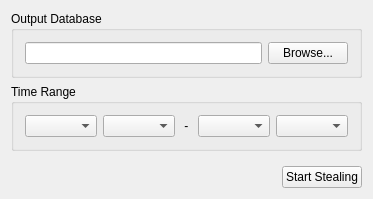
Legend1991/NBAStatsThief, file mainwindow.ui: the form before one commit.
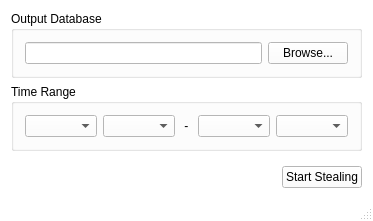
The form after the commit.

Commit message: Add status bar.

The edit to the form file:
```diff
--- a/mainwindow.ui
+++ b/mainwindow.ui
@@ -6,10 +6,425 @@
    <rect>
     <x>0</x>
     <y>0</y>
-    <width>366</width>
-    <height>193</height>
+    <width>348</width>
+    <height>192</height>
    </rect>
   </property>
+  <property name="palette">
+   <palette>
+    <active>
+     <colorrole role="WindowText">
+      <brush brushstyle="SolidPattern">
+       <color alpha="255">
+        <red>0</red>
+        <green>0</green>
+        <blue>0</blue>
+       </color>
+      </brush>
+     </colorrole>
+     <colorrole role="Button">
+      <brush brushstyle="SolidPattern">
+       <color alpha="255">
+        <red>255</red>
+        <green>255</green>
+        <blue>255</blue>
+       </color>
+      </brush>
+     </colorrole>
+     <colorrole role="Light">
+      <brush brushstyle="SolidPattern">
+       <color alpha="255">
+        <red>255</red>
+        <green>255</green>
+        <blue>255</blue>
+       </color>
+      </brush>
+     </colorrole>
+     <colorrole role="Midlight">
+      <brush brushstyle="SolidPattern">
+       <color alpha="255">
+        <red>255</red>
+        <green>255</green>
+        <blue>255</blue>
+       </color>
+      </brush>
+     </colorrole>
+     <colorrole role="Dark">
+      <brush brushstyle="SolidPattern">
+       <color alpha="255">
+        <red>127</red>
+        <green>127</green>
+        <blue>127</blue>
+       </color>
+      </brush>
+     </colorrole>
+     <colorrole role="Mid">
+      <brush brushstyle="SolidPattern">
+       <color alpha="255">
+        <red>170</red>
+        <green>170</green>
+        <blue>170</blue>
+       </color>
+      </brush>
+     </colorrole>
+     <colorrole role="Text">
+      <brush brushstyle="SolidPattern">
+       <color alpha="255">
+        <red>0</red>
+        <green>0</green>
+        <blue>0</blue>
+       </color>
+      </brush>
+     </colorrole>
+     <colorrole role="BrightText">
+      <brush brushstyle="SolidPattern">
+       <color alpha="255">
+        <red>255</red>
+        <green>255</green>
+        <blue>255</blue>
+       </color>
+      </brush>
+     </colorrole>
+     <colorrole role="ButtonText">
+      <brush brushstyle="SolidPattern">
+       <color alpha="255">
+        <red>0</red>
+        <green>0</green>
+        <blue>0</blue>
+       </color>
+      </brush>
+     </colorrole>
+     <colorrole role="Base">
+      <brush brushstyle="SolidPattern">
+       <color alpha="255">
+        <red>255</red>
+        <green>255</green>
+        <blue>255</blue>
+       </color>
+      </brush>
+     </colorrole>
+     <colorrole role="Window">
+      <brush brushstyle="SolidPattern">
+       <color alpha="255">
+        <red>255</red>
+        <green>255</green>
+        <blue>255</blue>
+       </color>
+      </brush>
+     </colorrole>
+     <colorrole role="Shadow">
+      <brush brushstyle="SolidPattern">
+       <color alpha="255">
+        <red>0</red>
+        <green>0</green>
+        <blue>0</blue>
+       </color>
+      </brush>
+     </colorrole>
+     <colorrole role="AlternateBase">
+      <brush brushstyle="SolidPattern">
+       <color alpha="255">
+        <red>255</red>
+        <green>255</green>
+        <blue>255</blue>
+       </color>
+      </brush>
+     </colorrole>
+     <colorrole role="ToolTipBase">
+      <brush brushstyle="SolidPattern">
+       <color alpha="255">
+        <red>255</red>
+        <green>255</green>
+        <blue>220</blue>
+       </color>
+      </brush>
+     </colorrole>
+     <colorrole role="ToolTipText">
+      <brush brushstyle="SolidPattern">
+       <color alpha="255">
+        <red>0</red>
+        <green>0</green>
+        <blue>0</blue>
+       </color>
+      </brush>
+     </colorrole>
+    </active>
+    <inactive>
+     <colorrole role="WindowText">
+      <brush brushstyle="SolidPattern">
+       <color alpha="255">
+        <red>0</red>
+        <green>0</green>
+        <blue>0</blue>
+       </color>
+      </brush>
+     </colorrole>
+     <colorrole role="Button">
+      <brush brushstyle="SolidPattern">
+       <color alpha="255">
+        <red>255</red>
+        <green>255</green>
+        <blue>255</blue>
+       </color>
+      </brush>
+     </colorrole>
+     <colorrole role="Light">
+      <brush brushstyle="SolidPattern">
+       <color alpha="255">
+        <red>255</red>
+        <green>255</green>
+        <blue>255</blue>
+       </color>
+      </brush>
+     </colorrole>
+     <colorrole role="Midlight">
+      <brush brushstyle="SolidPattern">
+       <color alpha="255">
+        <red>255</red>
+        <green>255</green>
+        <blue>255</blue>
+       </color>
+      </brush>
+     </colorrole>
+     <colorrole role="Dark">
+      <brush brushstyle="SolidPattern">
+       <color alpha="255">
+        <red>127</red>
+        <green>127</green>
+        <blue>127</blue>
+       </color>
+      </brush>
+     </colorrole>
+     <colorrole role="Mid">
+      <brush brushstyle="SolidPattern">
+       <color alpha="255">
+        <red>170</red>
+        <green>170</green>
+        <blue>170</blue>
+       </color>
+      </brush>
+     </colorrole>
+     <colorrole role="Text">
+      <brush brushstyle="SolidPattern">
+       <color alpha="255">
+        <red>0</red>
+        <green>0</green>
+        <blue>0</blue>
+       </color>
+      </brush>
+     </colorrole>
+     <colorrole role="BrightText">
+      <brush brushstyle="SolidPattern">
+       <color alpha="255">
+        <red>255</red>
+        <green>255</green>
+        <blue>255</blue>
+       </color>
+      </brush>
+     </colorrole>
+     <colorrole role="ButtonText">
+      <brush brushstyle="SolidPattern">
+       <color alpha="255">
+        <red>0</red>
+        <green>0</green>
+        <blue>0</blue>
+       </color>
+      </brush>
+     </colorrole>
+     <colorrole role="Base">
+      <brush brushstyle="SolidPattern">
+       <color alpha="255">
+        <red>255</red>
+        <green>255</green>
+        <blue>255</blue>
+       </color>
+      </brush>
+     </colorrole>
+     <colorrole role="Window">
+      <brush brushstyle="SolidPattern">
+       <color alpha="255">
+        <red>255</red>
+        <green>255</green>
+        <blue>255</blue>
+       </color>
+      </brush>
+     </colorrole>
+     <colorrole role="Shadow">
+      <brush brushstyle="SolidPattern">
+       <color alpha="255">
+        <red>0</red>
+        <green>0</green>
+        <blue>0</blue>
+       </color>
+      </brush>
+     </colorrole>
+     <colorrole role="AlternateBase">
+      <brush brushstyle="SolidPattern">
+       <color alpha="255">
+        <red>255</red>
+        <green>255</green>
+        <blue>255</blue>
+       </color>
+      </brush>
+     </colorrole>
+     <colorrole role="ToolTipBase">
+      <brush brushstyle="SolidPattern">
+       <color alpha="255">
+        <red>255</red>
+        <green>255</green>
+        <blue>220</blue>
+       </color>
+      </brush>
+     </colorrole>
+     <colorrole role="ToolTipText">
+      <brush brushstyle="SolidPattern">
+       <color alpha="255">
+        <red>0</red>
+        <green>0</green>
+        <blue>0</blue>
+       </color>
+      </brush>
+     </colorrole>
+    </inactive>
+    <disabled>
+     <colorrole role="WindowText">
+      <brush brushstyle="SolidPattern">
+       <color alpha="255">
+        <red>127</red>
+        <green>127</green>
+        <blue>127</blue>
+       </color>
+      </brush>
+     </colorrole>
+     <colorrole role="Button">
+      <brush brushstyle="SolidPattern">
+       <color alpha="255">
+        <red>255</red>
+        <green>255</green>
+        <blue>255</blue>
+       </color>
+      </brush>
+     </colorrole>
+     <colorrole role="Light">
+      <brush brushstyle="SolidPattern">
+       <color alpha="255">
+        <red>255</red>
+        <green>255</green>
+        <blue>255</blue>
+       </color>
+      </brush>
+     </colorrole>
+     <colorrole role="Midlight">
+      <brush brushstyle="SolidPattern">
+       <color alpha="255">
+        <red>255</red>
+        <green>255</green>
+        <blue>255</blue>
+       </color>
+      </brush>
+     </colorrole>
+     <colorrole role="Dark">
+      <brush brushstyle="SolidPattern">
+       <color alpha="255">
+        <red>127</red>
+        <green>127</green>
+        <blue>127</blue>
+       </color>
+      </brush>
+     </colorrole>
+     <colorrole role="Mid">
+      <brush brushstyle="SolidPattern">
+       <color alpha="255">
+        <red>170</red>
+        <green>170</green>
+        <blue>170</blue>
+       </color>
+      </brush>
+     </colorrole>
+     <colorrole role="Text">
+      <brush brushstyle="SolidPattern">
+       <color alpha="255">
+        <red>127</red>
+        <green>127</green>
+        <blue>127</blue>
+       </color>
+      </brush>
+     </colorrole>
+     <colorrole role="BrightText">
+      <brush brushstyle="SolidPattern">
+       <color alpha="255">
+        <red>255</red>
+        <green>255</green>
+        <blue>255</blue>
+       </color>
+      </brush>
+     </colorrole>
+     <colorrole role="ButtonText">
+      <brush brushstyle="SolidPattern">
+       <color alpha="255">
+        <red>127</red>
+        <green>127</green>
+        <blue>127</blue>
+       </color>
+      </brush>
+     </colorrole>
+     <colorrole role="Base">
+      <brush brushstyle="SolidPattern">
+       <color alpha="255">
+        <red>255</red>
+        <green>255</green>
+        <blue>255</blue>
+       </color>
+      </brush>
+     </colorrole>
+     <colorrole role="Window">
+      <brush brushstyle="SolidPattern">
+       <color alpha="255">
+        <red>255</red>
+        <green>255</green>
+        <blue>255</blue>
+       </color>
+      </brush>
+     </colorrole>
+     <colorrole role="Shadow">
+      <brush brushstyle="SolidPattern">
+       <color alpha="255">
+        <red>0</red>
+        <green>0</green>
+        <blue>0</blue>
+       </color>
+      </brush>
+     </colorrole>
+     <colorrole role="AlternateBase">
+      <brush brushstyle="SolidPattern">
+       <color alpha="255">
+        <red>255</red>
+        <green>255</green>
+        <blue>255</blue>
+       </color>
+      </brush>
+     </colorrole>
+     <colorrole role="ToolTipBase">
+      <brush brushstyle="SolidPattern">
+       <color alpha="255">
+        <red>255</red>
+        <green>255</green>
+        <blue>220</blue>
+       </color>
+      </brush>
+     </colorrole>
+     <colorrole role="ToolTipText">
+      <brush brushstyle="SolidPattern">
+       <color alpha="255">
+        <red>0</red>
+        <green>0</green>
+        <blue>0</blue>
+       </color>
+      </brush>
+     </colorrole>
+    </disabled>
+   </palette>
+  </property>
   <property name="windowTitle">
    <string>NBA Stats Thief</string>
   </property>
@@ -91,6 +506,7 @@
     </item>
    </layout>
   </widget>
+  <widget class="QStatusBar" name="statusBar"/>
  </widget>
  <layoutdefault spacing="6" margin="11"/>
  <resources/>
```
The commit also changes 4 other files.
